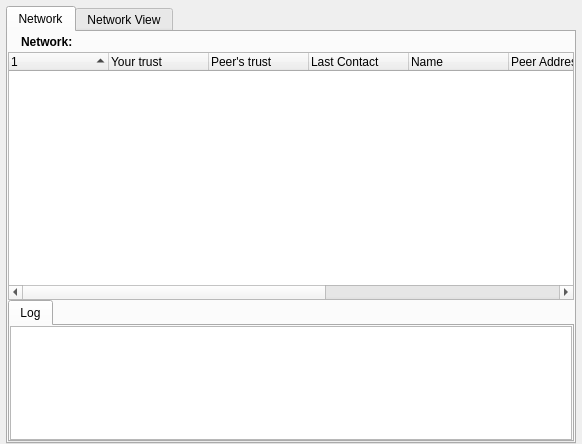
Old version of the form retroshare-gui/src/gui/NetworkDialog.ui in the repository RetroShare/RetroShare.
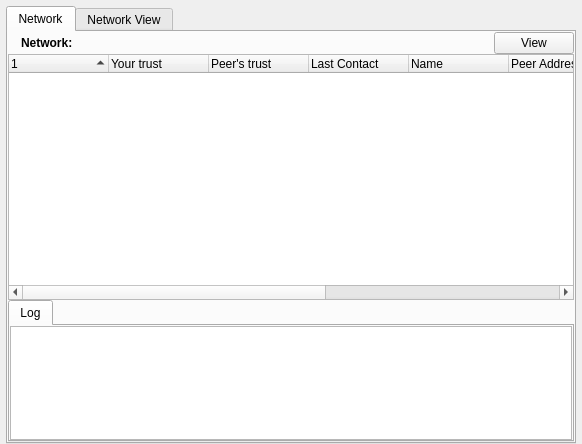
New version of the form. Icons and pictures are not drawn.

Commit message: added view button let left toolbar moveable to right side.

Patch:
```diff
--- a/retroshare-gui/src/gui/NetworkDialog.ui
+++ b/retroshare-gui/src/gui/NetworkDialog.ui
@@ -85,6 +85,13 @@
            </property>
           </spacer>
          </item>
+         <item row="0" column="3" >
+          <widget class="QPushButton" name="viewButton" >
+           <property name="text" >
+            <string>View</string>
+           </property>
+          </widget>
+         </item>
         </layout>
        </item>
        <item row="1" column="0" >
```
Left out of the diff: 20 changed lines with no effect on the pictures. The commit also changes 3 other files.
